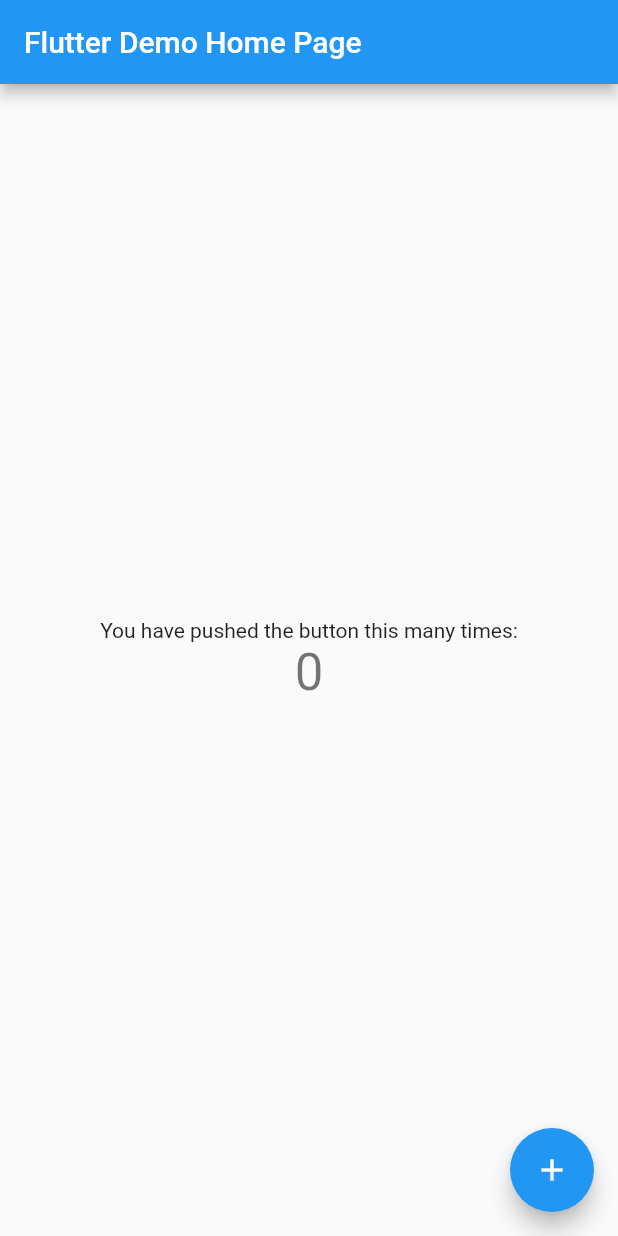
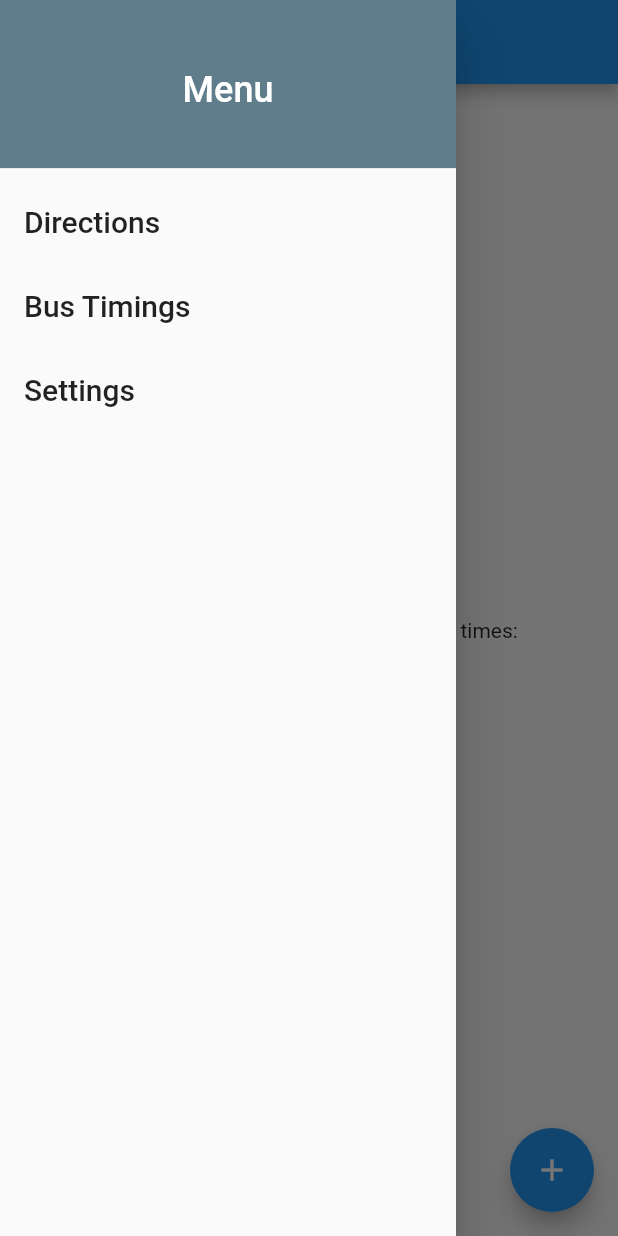
Before and after one commit to STAung07/AroundNUS, a Flutter app: the screen it shows after launch, with the side drawer open (before the commit the screen has no drawer), on a phone screen of 412 x 824 dp. Run offline on Flutter 3.47's test engine with Material 2 defaults, Android fonts, the phone set to English and light mode, and no system bars.

```diff
--- /dev/null
+++ b/around_nus/lib/drawer.dart
@@ -0,0 +1,89 @@
+import 'package:flutter/material.dart';
+import './directions.dart';
+import './bustimings.dart';
+import './settings.dart';
+
+class MenuDrawer extends StatefulWidget {
+  MenuDrawer() {}
+  State<StatefulWidget> createState() {
+    return _MenuDrawerState();
+  }
+}
+
+class _MenuDrawerState extends State<MenuDrawer> {
+  void _closeDrawer() {
+    Navigator.of(context).pop();
+  }
+
+  @override
+  Widget build(BuildContext context) {
+    print('MenuDrawer opened');
+    return Drawer(
+      child: ListView(
+        padding: EdgeInsets.zero,
+        children: <Widget>[
+          Container(
+            height: 120.0,
+            child: DrawerHeader(
+              decoration: BoxDecoration(
+                color: Colors.blueGrey,
+              ),
+              child: Center(
+                child: Text(
+                  'Menu',
+                  textAlign: TextAlign.center,
+                  style: TextStyle(
+                    color: Colors.white,
+                    fontSize: 24,
+                  ),
+                ),
+              ),
+            ),
+          ),
+          ListTile(
+            title: Text(
+              "Directions",
+              style: TextStyle(
+                fontSize: 20,
+              ),
+            ),
+            onTap: () {
+              Navigator.push(
+                context,
+                MaterialPageRoute(builder: (context) => Directions()),
+              );
+            },
+          ),
+          ListTile(
+            title: Text(
+              "Bus Timings",
+              style: TextStyle(
+                fontSize: 20,
+              ),
+            ),
+            onTap: () {
+              Navigator.push(
+                context,
+                MaterialPageRoute(builder: (context) => BusTimings()),
+              );
+            },
+          ),
+          ListTile(
+            title: Text(
+              "Settings",
+              style: TextStyle(
+                fontSize: 20,
+              ),
+            ),
+            onTap: () {
+              Navigator.push(
+                context,
+                MaterialPageRoute(builder: (context) => Settings()),
+              );
+            },
+          ),
+        ],
+      ),
+    );
+  }
+}
--- a/around_nus/lib/main.dart
+++ b/around_nus/lib/main.dart
@@ -1,4 +1,5 @@
 import 'package:flutter/material.dart';
+import './drawer.dart';
 
 void main() {
   runApp(MyApp());
@@ -74,7 +75,18 @@ class _MyHomePageState extends State<MyHomePage> {
         // Here we take the value from the MyHomePage object that was created by
         // the App.build method, and use it to set our appbar title.
         title: Text(widget.title),
+        // leading: IconButton(
+        //   icon: const Icon(Icons.volume_up),
+        //   onPressed: () {
+        //     setState(() {
+        //       print('click');
+        //     });
+        //   },
+        // ),
       ),
+      drawer: MenuDrawer(),
+      drawerEnableOpenDragGesture: true,
+
       body: Center(
         // Center is a layout widget. It takes a single child and positions it
         // in the middle of the parent.
```
Also changed, not shown: around_nus/lib/bustimings.dart (added, +21 -0 lines), around_nus/lib/directions.dart (added, +21 -0 lines), around_nus/lib/settings.dart (added, +21 -0 lines).
